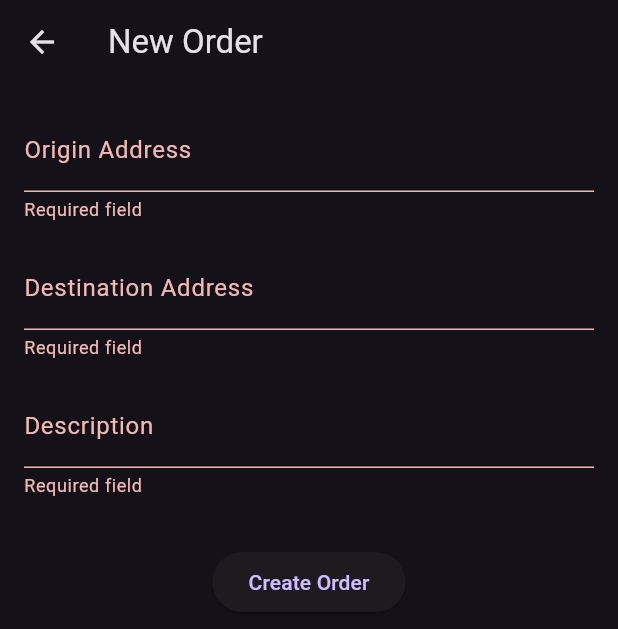
After one commit to lucaazalim/ldamd-tracky, a Flutter app: the OrderFormPage screen opened by its route, after a tap on "Create Order", on a phone screen of 412 x 824 dp. The commit adds this screen. Shown: the top 629 px of the screen. Run offline on Flutter 3.47's test engine with Material 3 defaults, Android fonts, the phone set to English and light mode, and no system bars; our stand-ins replace camera, dio, flutter_map, geolocator, latlong2, shared_preferences and 1 more; missing offline and left inert: open_route_service; accounts and stored records are empty.

Commit message:
chore: delete and create orders in costumer's page.

```diff
--- a/code/mobile/lib/main.dart
+++ b/code/mobile/lib/main.dart
@@ -10,10 +10,9 @@ import 'modules/customer/screens/order_details_page.dart';
 import 'modules/customer/screens/notifications_page.dart';
 import 'modules/lobby/login_page.dart';
 import 'modules/driver/screens/orders_page.dart';
+import 'modules/customer/screens/order_form_page.dart';
 
-/// The main entry point of the Tracky application.
-///
-/// This file initializes the app, sets up the theme provider, and defines the routes for navigation.
+
 void main() {
   WidgetsFlutterBinding.ensureInitialized();
   SystemChrome.setSystemUIOverlayStyle(SystemUiOverlayStyle(
@@ -51,11 +50,38 @@ class MyApp extends StatelessWidget {
         '/preferences': (context) => const PreferencesPage(),
         '/customer/orders': (context) => const OrdersPage(),
         '/customer/order/details': (context) => const OrderDetailsPage(),
+        '/customer/order/form': (context) => const OrderFormPage(),
         '/customer/notifications': (context) => const NotificationsPage(),
         '/driver/pending-deliveries': (context) => PendingOrdersScreen(),
         '/driver/order/details': (context) => OrderDetailsScreen(),
         '/driver/order/update-status': (context) => UpdateOrderStatusPage()
       },
+      // onGenerateRoute: (settings) {
+      //   final uri = Uri.parse(settings.name ?? '');
+      //   if (uri.pathSegments.length == 3 &&
+      //       uri.pathSegments[0] == 'customer' &&
+      //       uri.pathSegments[1] == 'order' &&
+      //       uri.pathSegments[2] == 'form') {
+      //     return MaterialPageRoute(
+      //       builder: (context) => const OrderFormPage(),
+      //     );
+      //   } else if (uri.pathSegments.length == 4 &&
+      //       uri.pathSegments[0] == 'customer' &&
+      //       uri.pathSegments[1] == 'order' &&
+      //       uri.pathSegments[2] == 'form') {
+      //     final orderId = uri.pathSegments[3];
+      //     return MaterialPageRoute(
+      //       builder: (context) => OrderFormPage(orderId: orderId),
+      //     );
+      //   }
+      //   if (settings.name == '/customer/order/form') {
+      //     final orderId = settings.arguments as String?;
+      //     return MaterialPageRoute(
+      //       builder: (context) => OrderFormPage(orderId: orderId),
+      //     );
+      //   }
+      //   return null;
+      // },
     );
   }
 }
--- a/code/mobile/lib/modules/customer/screens/order_details_page.dart
+++ b/code/mobile/lib/modules/customer/screens/order_details_page.dart
@@ -1,6 +1,5 @@
 import 'package:flutter/material.dart';
 import 'package:provider/provider.dart';
-import 'package:geolocator/geolocator.dart';
 import 'package:flutter_map/flutter_map.dart';
 import 'package:latlong2/latlong.dart';
 import 'package:mobile/modules/common/services/location_service.dart';
@@ -19,7 +18,6 @@ class OrderDetailsPage extends StatefulWidget {
 }
 
 class _OrderDetailsPageState extends State<OrderDetailsPage> {
-  final LocationService _userLocationService = LocationService();
   final TrackingService _orderLocationService = TrackingService();
   final OrdersService _ordersService = OrdersService();
 
@@ -69,17 +67,17 @@ class _OrderDetailsPageState extends State<OrderDetailsPage> {
   }
 
   Future<void> _fetchOrderLocation() async {
-    final order = ModalRoute.of(context)?.settings.arguments as Order?;
-    if (order == null) {
+  if (_order == null) {
     setState(() {
       _orderLocationError = 'Order data not provided.';
       _isLoadingOrderLocation = false;
     });
     return;
   }
+  // use _order!.id para buscar localização
 
     try {
-      final location = await _orderLocationService.getLatestLocationForOrder(order.id);
+      final location = await _orderLocationService.getLatestLocationForOrder(_order!.id);
 
       setState(() {
         _orderLocation = location;
--- /dev/null
+++ b/code/mobile/lib/modules/customer/screens/order_form_page.dart
@@ -0,0 +1,82 @@
+import 'package:flutter/material.dart';
+import 'package:mobile/modules/common/services/orders_service.dart';
+import 'package:shared_preferences/shared_preferences.dart';
+
+class OrderFormPage extends StatefulWidget {
+  const OrderFormPage({Key? key}) : super(key: key);
+
+  @override
+  State<OrderFormPage> createState() => _OrderFormPageState();
+}
+
+class _OrderFormPageState extends State<OrderFormPage> {
+  final _formKey = GlobalKey<FormState>();
+  final _originController = TextEditingController();
+  final _destinationController = TextEditingController();
+  final _descriptionController = TextEditingController();
+  bool _isLoading = false;
+
+  Future<void> _submit() async {
+    if (!_formKey.currentState!.validate()) return;
+    setState(() => _isLoading = true);
+    final prefs = await SharedPreferences.getInstance();
+    final customerId = prefs.getString('userId') ?? '';
+    final data = {
+      'customerId': customerId,
+      'originAddress': _originController.text,
+      'destinationAddress': _destinationController.text,
+      'description': _descriptionController.text,
+      'status': 'PENDING',
+      'driverId': '',
+      'image_url': '',
+    };
+    final order = await OrdersService().createOrder(data);
+    setState(() => _isLoading = false);
+    if (order != null && mounted) {
+      Navigator.pop(context, true);
+    }
+  }
+
+  @override
+  Widget build(BuildContext context) {
+    return Scaffold(
+      appBar: AppBar(
+        title: const Text('New Order'),
+      ),
+      body: _isLoading
+          ? const Center(child: CircularProgressIndicator())
+          : Padding(
+              padding: const EdgeInsets.all(16.0),
+              child: Form(
+                key: _formKey,
+                child: Column(
+                  children: [
+                    TextFormField(
+                      controller: _originController,
+                      decoration: const InputDecoration(labelText: 'Origin Address'),
+                      validator: (v) => v == null || v.isEmpty ? 'Required field' : null,
+                    ),
+                    const SizedBox(height: 16),
+                    TextFormField(
+                      controller: _destinationController,
+                      decoration: const InputDecoration(labelText: 'Destination Address'),
+                      validator: (v) => v == null || v.isEmpty ? 'Required field' : null,
+                    ),
+                    const SizedBox(height: 16),
+                    TextFormField(
+                      controller: _descriptionController,
+                      decoration: const InputDecoration(labelText: 'Description'),
+                      validator: (v) => v == null || v.isEmpty ? 'Required field' : null,
+                    ),
+                    const SizedBox(height: 32),
+                    ElevatedButton(
+                      onPressed: _submit,
+                      child: const Text('Create Order'),
+                    ),
+                  ],
+                ),
+              ),
+            ),
+    );
+  }
+}
```
Also changed, not shown: code/mobile/lib/modules/common/components/order_card.dart (+32 -19 lines), code/mobile/lib/modules/common/services/orders_service.dart (+37 -3 lines), code/mobile/lib/modules/customer/screens/orders_page.dart (+53 -6 lines), 1 other file. Lines whose indentation alone changed are shown as unchanged.
